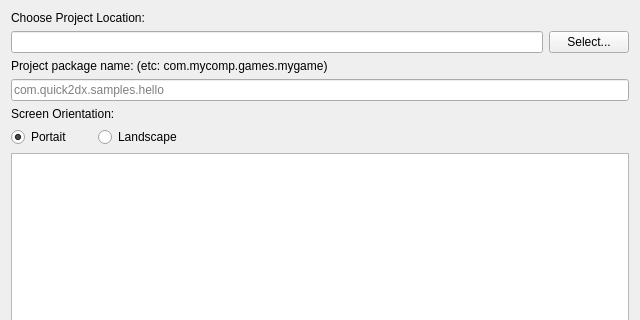
chukong/quick-cocos2d-x, file player/proj.qt/createprojectui.ui: the form before one commit; both pictures show x 0 to 640 and y 0 to 320 of the 640 by 480 pixel window.
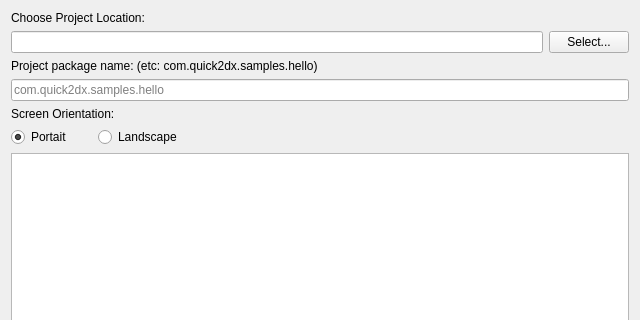
The form after the commit.

Patch:
```diff
--- a/player/proj.qt/createprojectui.ui
+++ b/player/proj.qt/createprojectui.ui
@@ -58,7 +58,7 @@
      <item>
       <widget class="QLabel" name="label_2">
        <property name="text">
-        <string>Project package name: (etc: com.mycomp.games.mygame)</string>
+        <string>Project package name: (etc: com.quick2dx.samples.hello)</string>
        </property>
       </widget>
      </item>
```
Left out of the diff: 2 changed lines with no effect on the pictures.
